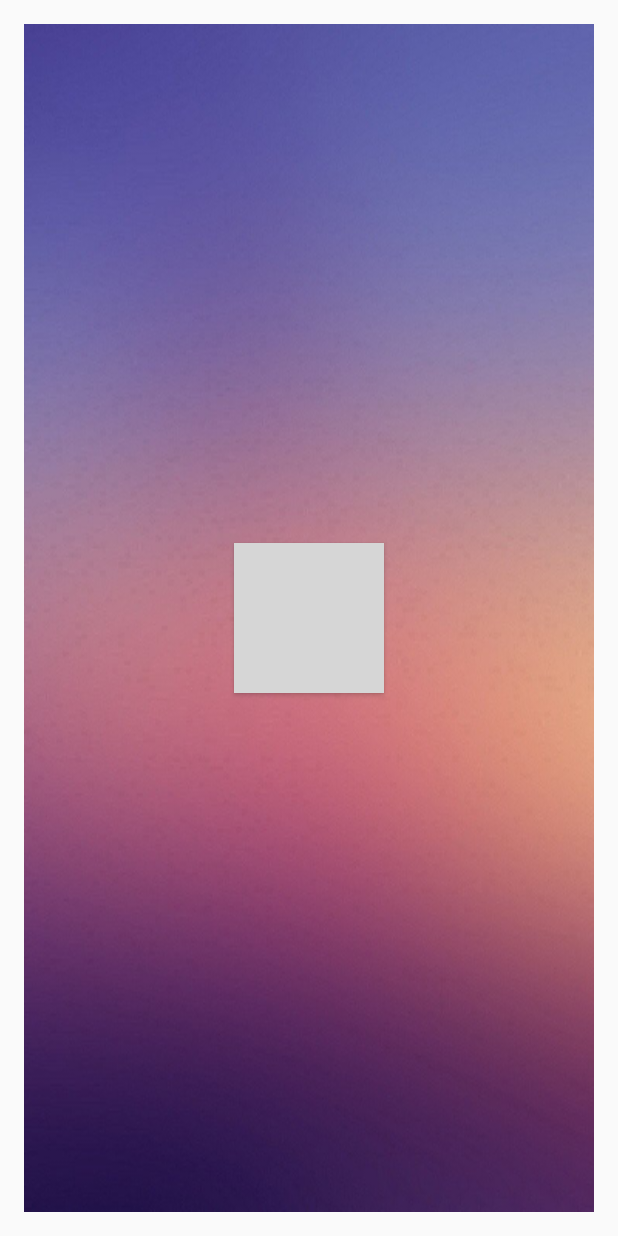
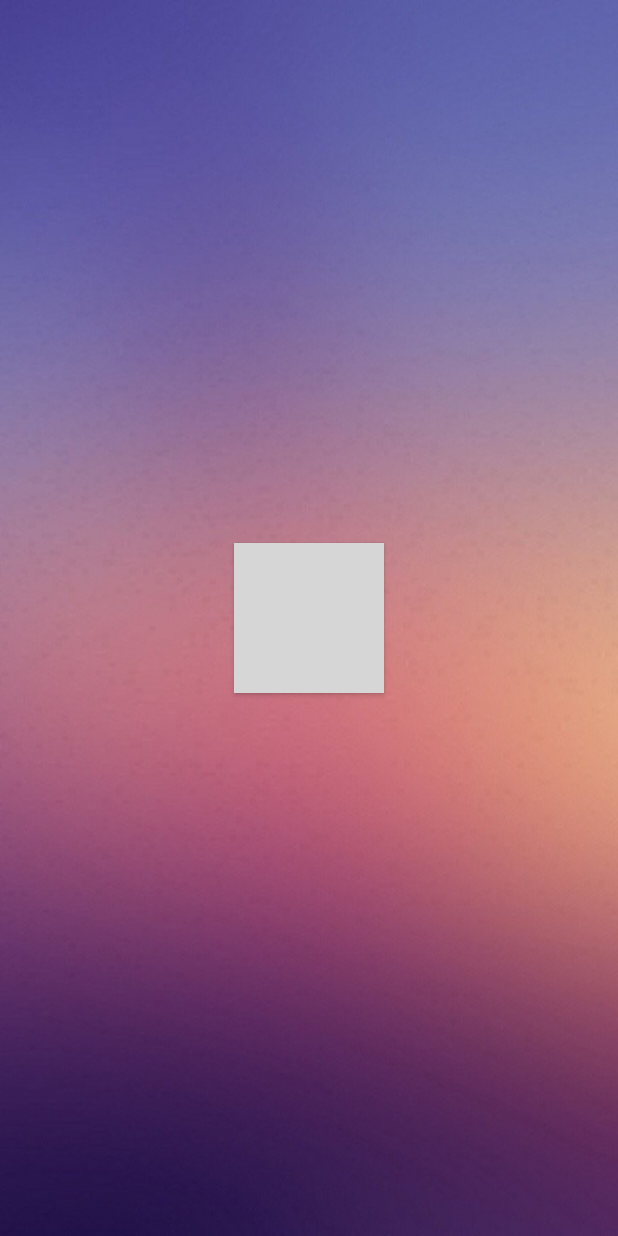
Before and after one commit to mccordnate/Healthy-Start-Alarm-Clock, an Android app: the layout activity_generate_alarm.xml on its own in the app's theme, with its tools: preview values and no code run, on a phone screen of 412 x 824 dp. Run offline under Robolectric (Android 15) with nearby library versions, the phone set to English and light mode, and no system bars; grey boxes are pictures that could not be loaded.

Commit message:
fixes to alarm generator

```diff
--- a/app/src/main/java/vandyhacks/dios/hsphuc/healthystart/AlarmReceiver.java
+++ b/app/src/main/java/vandyhacks/dios/hsphuc/healthystart/AlarmReceiver.java
@@ -1,8 +1,11 @@
 package vandyhacks.dios.hsphuc.healthystart;
 
+import android.app.Activity;
 import android.content.Context;
 import android.content.Intent;
 import android.support.v4.content.WakefulBroadcastReceiver;
+import android.view.Window;
+import android.view.WindowManager;
 import android.widget.Toast;
 
 /**
--- a/app/src/main/res/layout/activity_generate_alarm.xml
+++ b/app/src/main/res/layout/activity_generate_alarm.xml
@@ -2,10 +2,6 @@
     xmlns:tools="http://schemas.android.com/tools"
     android:layout_width="match_parent"
     android:layout_height="match_parent"
-    android:paddingLeft="@dimen/activity_horizontal_margin"
-    android:paddingRight="@dimen/activity_horizontal_margin"
-    android:paddingTop="@dimen/activity_vertical_margin"
-    android:paddingBottom="@dimen/activity_vertical_margin"
     tools:context="vandyhacks.dios.hsphuc.healthystart.GenerateAlarmActivity">
 
     <ImageView
```
Also changed, not shown: app/src/main/java/vandyhacks/dios/hsphuc/healthystart/GenerateAlarmActivity.java (+21 -14 lines), app/src/main/java/vandyhacks/dios/hsphuc/healthystart/Heartrate/HeartRateMonitor.java (+9 -2 lines).
